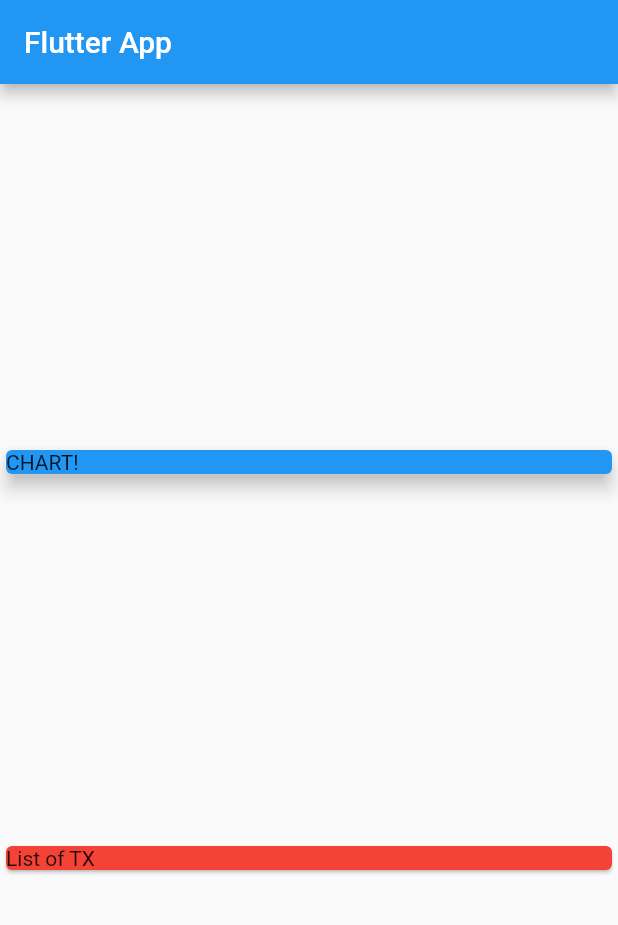
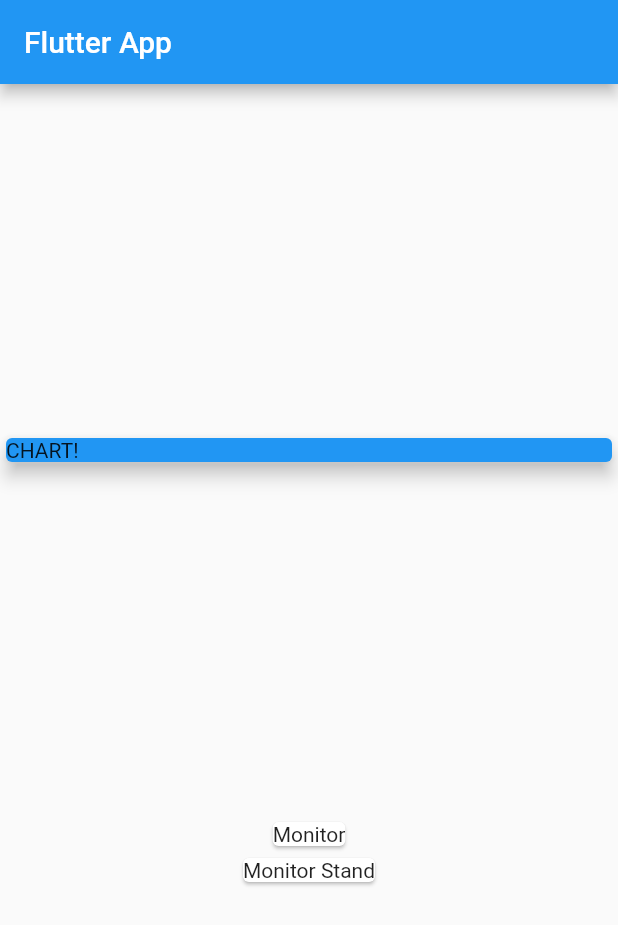
Before and after one commit to Jamiemufu/PersonalExpenses, a Flutter app: the screen it shows after launch, on a phone screen of 412 x 824 dp. Shown: the top 925 px of the screen. Run offline on Flutter 3.47's test engine with Material 2 defaults, Android fonts, the phone set to English and light mode, and no system bars.

```diff
--- a/lib/main.dart
+++ b/lib/main.dart
@@ -52,10 +52,17 @@ class MyHomePage extends StatelessWidget {
               elevation: 5,
             ),
           ),
-              Card(
-                color: Colors.red,
-                child: Text("List of TX"),
+          Column(
+            children: transactions.map((tx) {
+              return Card(
+                child: Text(
+                  tx.title
                 ),
-            ]));
+              );
+            }).toList(),
+          )
+        ]
+      )
+    );
   }
 }
```
Lines whose indentation alone changed are shown as unchanged.
